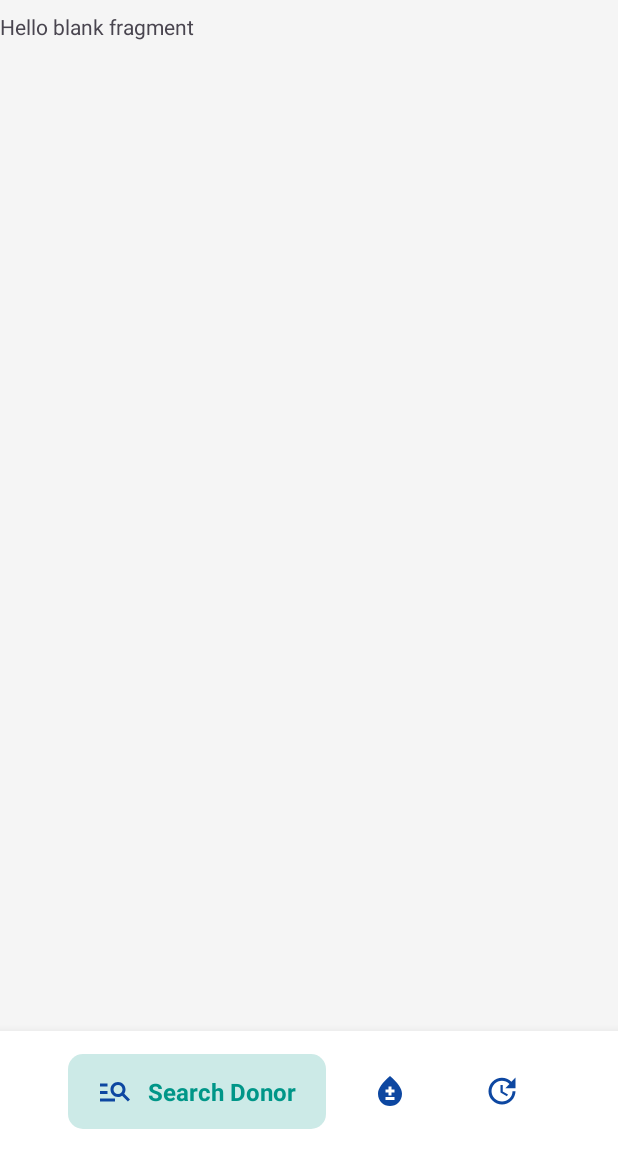
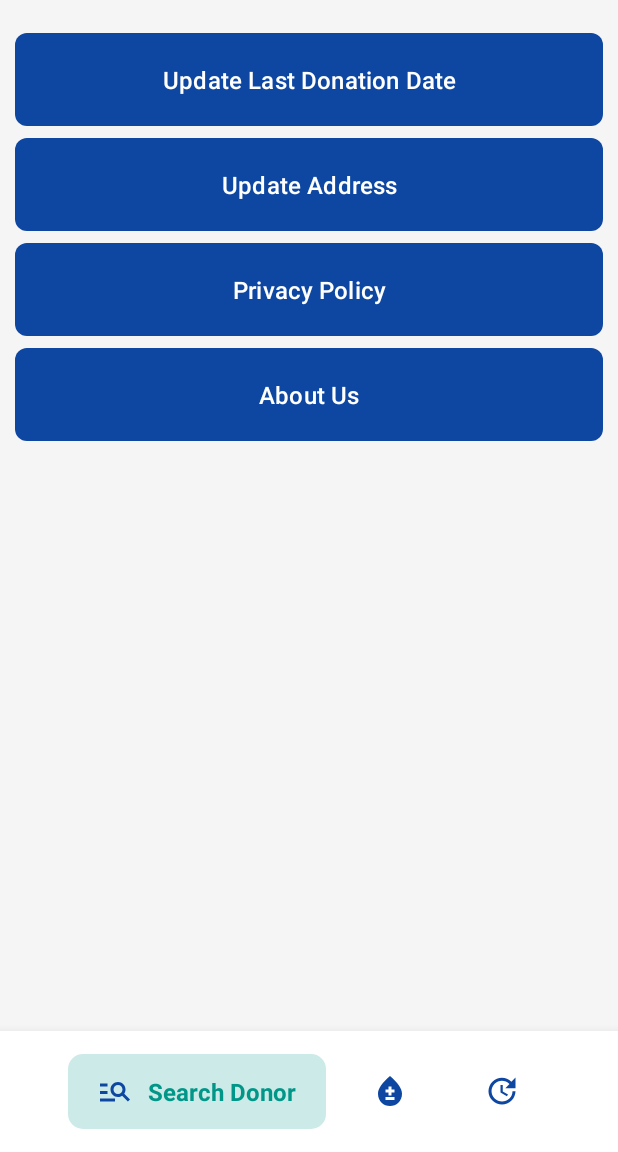
Before and after one commit to SHTSoftware/RaktoDaan-Blood-Donation, an Android app: the fragment UpdateInfo placed in its activity, on a phone screen of 412 x 824 dp, the part 84-1236 px from its top. Run offline under Robolectric (Android 15) with nearby library versions, the phone set to English and light mode, and no system bars.

Commit message:
AboutUs.java

```diff
--- a/app/build.gradle
+++ b/app/build.gradle
@@ -35,7 +35,10 @@ dependencies {
     implementation 'com.google.android.material:material:1.11.0' // Use latest
     implementation 'com.android.volley:volley:1.2.1'
     implementation 'com.airbnb.android:lottie:6.6.6'
-
+    implementation 'com.intuit.ssp:ssp-android:1.1.0'
+    implementation 'com.intuit.sdp:sdp-android:1.1.0'
+    implementation 'com.codesgood:justifiedtextview:1.1.0'
+    implementation 'de.hdodenhof:circleimageview:3.1.0'
 
     implementation libs.appcompat
     implementation libs.material
--- a/app/src/main/AndroidManifest.xml
+++ b/app/src/main/AndroidManifest.xml
@@ -18,6 +18,9 @@
         android:theme="@style/Theme.RaktoDaanBloodDonation"
         tools:targetApi="31">
         <activity
+            android:name=".AboutUs"
+            android:exported="false" />
+        <activity
             android:name=".ShowAllData"
             android:exported="false" />
         <activity
--- a/app/src/main/java/com/sht_software/raktodaan_blooddonation/Fragment/UpdateInfo.java
+++ b/app/src/main/java/com/sht_software/raktodaan_blooddonation/Fragment/UpdateInfo.java
@@ -9,58 +9,22 @@ import android.view.View;
 import android.view.ViewGroup;
 
 import com.sht_software.raktodaan_blooddonation.R;
+import com.sht_software.raktodaan_blooddonation.databinding.FragmentUpdateInfoBinding;
 
-/**
- * A simple {@link Fragment} subclass.
- * Use the {@link UpdateInfo#newInstance} factory method to
- * create an instance of this fragment.
- */
 public class UpdateInfo extends Fragment {
 
-    // TODO: Rename parameter arguments, choose names that match
-    // the fragment initialization parameters, e.g. ARG_ITEM_NUMBER
-    private static final String ARG_PARAM1 = "param1";
-    private static final String ARG_PARAM2 = "param2";
-
-    // TODO: Rename and change types of parameters
-    private String mParam1;
-    private String mParam2;
-
-    public UpdateInfo() {
-        // Required empty public constructor
-    }
-
-    /**
-     * Use this factory method to create a new instance of
-     * this fragment using the provided parameters.
-     *
-     * @param param1 Parameter 1.
-     * @param param2 Parameter 2.
-     * @return A new instance of fragment UpdateInfo.
-     */
-    // TODO: Rename and change types and number of parameters
-    public static UpdateInfo newInstance(String param1, String param2) {
-        UpdateInfo fragment = new UpdateInfo();
-        Bundle args = new Bundle();
-        args.putString(ARG_PARAM1, param1);
-        args.putString(ARG_PARAM2, param2);
-        fragment.setArguments(args);
-        return fragment;
-    }
-
-    @Override
-    public void onCreate(Bundle savedInstanceState) {
-        super.onCreate(savedInstanceState);
-        if (getArguments() != null) {
-            mParam1 = getArguments().getString(ARG_PARAM1);
-            mParam2 = getArguments().getString(ARG_PARAM2);
-        }
-    }
+    private FragmentUpdateInfoBinding binding;
 
     @Override
     public View onCreateView(LayoutInflater inflater, ViewGroup container,
                              Bundle savedInstanceState) {
         // Inflate the layout for this fragment
-        return inflater.inflate(R.layout.fragment_update_info, container, false);
+        binding = FragmentUpdateInfoBinding.inflate(inflater, container, false);
+
+
+
+
+
+        return binding.getRoot();
     }
 }
--- /dev/null
+++ b/app/src/main/res/drawable/baseline_arrow_back_24.xml
@@ -0,0 +1,5 @@
+<vector android:autoMirrored="true" android:height="24dp"
+    android:tint="#FFFFFF" android:viewportHeight="24"
+    android:viewportWidth="24" android:width="24dp" xmlns:android="http://schemas.android.com/apk/res/android">
+    <path android:fillColor="@android:color/white" android:pathData="M20,11H7.83l5.59,-5.59L12,4l-8,8 8,8 1.41,-1.41L7.83,13H20v-2z"/>
+</vector>
--- a/app/src/main/res/layout/fragment_update_info.xml
+++ b/app/src/main/res/layout/fragment_update_info.xml
@@ -3,12 +3,70 @@
     xmlns:tools="http://schemas.android.com/tools"
     android:layout_width="match_parent"
     android:layout_height="match_parent"
-    tools:context=".Fragment.UpdateInfo">
+    xmlns:app="http://schemas.android.com/apk/res-auto"
+    tools:context=".Fragment.UpdateInfo"
+    android:padding="10dp"
+    >
 
-    <!-- TODO: Update blank fragment layout -->
-    <TextView
+    <LinearLayout
         android:layout_width="match_parent"
         android:layout_height="match_parent"
-        android:text="@string/hello_blank_fragment" />
+        android:orientation="vertical"
+        >
+        <com.google.android.material.button.MaterialButton
+            android:padding="20dp"
+            android:id="@+id/updateLastDonationDate"
+            android:layout_width="match_parent"
+            android:layout_height="wrap_content"
+            android:text="Update Last Donation Date"
+            android:textColor="@color/white"
+            app:backgroundTint="@color/primary_red"
+            app:cornerRadius="8dp"
+            android:textAllCaps="false"
+            android:textSize="16sp"
+            />
+
+        <com.google.android.material.button.MaterialButton
+            android:padding="20dp"
+            android:id="@+id/updateAddress"
+            android:layout_width="match_parent"
+            android:layout_height="wrap_content"
+            android:text="Update Address"
+            android:textColor="@color/white"
+            app:backgroundTint="@color/primary_red"
+            app:cornerRadius="8dp"
+            android:textAllCaps="false"
+            android:textSize="16sp"
+            />
+
+        <com.google.android.material.button.MaterialButton
+            android:padding="20dp"
+            android:id="@+id/privacyPolicy"
+            android:layout_width="match_parent"
+            android:layout_height="wrap_content"
+            android:text="Privacy Policy"
+            android:textColor="@color/white"
+            app:backgroundTint="@color/primary_red"
+            app:cornerRadius="8dp"
+            android:textAllCaps="false"
+            android:textSize="16sp"
+            />
+
+        <com.google.android.material.button.MaterialButton
+            android:padding="20dp"
+            android:id="@+id/aboutUs"
+            android:layout_width="match_parent"
+            android:layout_height="wrap_content"
+            android:text="About Us"
+            android:textColor="@color/white"
+            app:backgroundTint="@color/primary_red"
+            app:cornerRadius="8dp"
+            android:textAllCaps="false"
+            android:textSize="16sp"
+            />
+
+
+
+    </LinearLayout>
 
 </FrameLayout>
```
Also changed, not shown: app/src/main/java/com/sht_software/raktodaan_blooddonation/AboutUs.java (added, +24 -0 lines), app/src/main/res/layout/activity_about_us.xml (added, +194 -0 lines), app/src/main/res/raw/call.json (added, +1 -0 lines), app/src/main/res/raw/facebook.json (added, +1 -0 lines), app/src/main/res/drawable/pic_background.png (added), app/src/main/res/drawable/tanvir.JPG (added).
